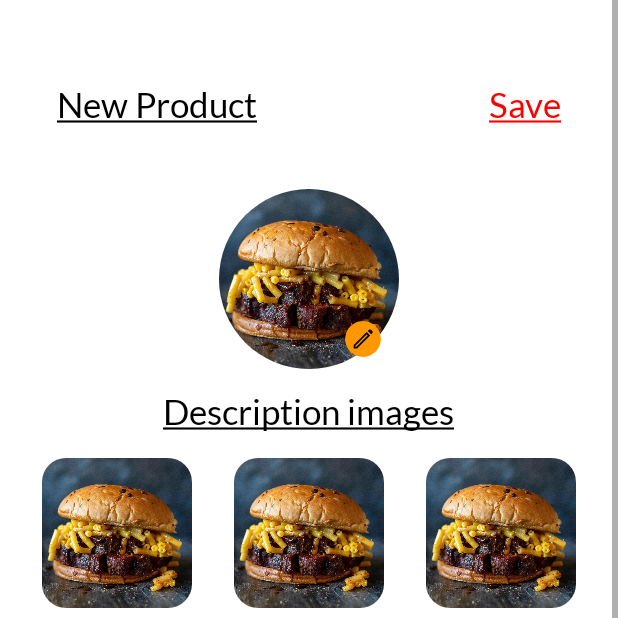
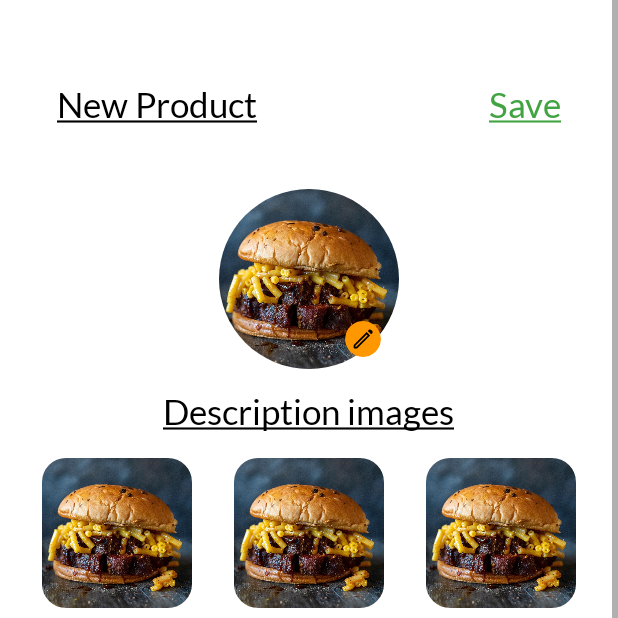
Before and after one commit to aridcompany/Just-Eat-it-for-Businesses, an Android app: the CreateProducts screen opened directly, with no data from a screen before it, on a phone screen of 412 x 824 dp, the top half of it. Run offline under Robolectric (Android 15) with nearby library versions, the phone set to English and light mode, and no system bars; our stand-ins replace CircleImageView, Dagger/Hilt's generated code, Firebase (no records; nobody signed in at launch, a user with empty details on screens opened directly); libraries missing offline, so code that uses them is left out: com.theartofdev.edmodo; Roboto replaces fonts that are not available here; 3 statements that could not run were skipped.

Commit message:
finished create products fragment2

```diff
--- a/app/src/main/res/layout-night/fragment_create_products.xml
+++ b/app/src/main/res/layout-night/fragment_create_products.xml
@@ -47,7 +47,7 @@
                     android:layout_marginEnd="38dp"
                     android:fontFamily="@font/lato"
                     android:text="@string/title_save_"
-                    android:textColor="@color/red"
+                    android:textColor="@color/green"
                     android:textSize="23sp"
                     app:layout_constraintEnd_toEndOf="parent"
                     app:layout_constraintTop_toTopOf="parent" />
--- a/app/src/main/res/layout/fragment_create_products.xml
+++ b/app/src/main/res/layout/fragment_create_products.xml
@@ -47,7 +47,7 @@
                     android:layout_marginEnd="38dp"
                     android:fontFamily="@font/lato"
                     android:text="@string/title_save_"
-                    android:textColor="@color/red"
+                    android:textColor="@color/green"
                     android:textSize="23sp"
                     app:layout_constraintEnd_toEndOf="parent"
                     app:layout_constraintTop_toTopOf="parent" />
```
